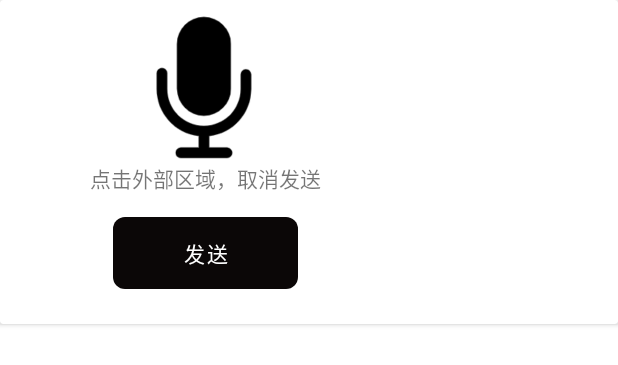
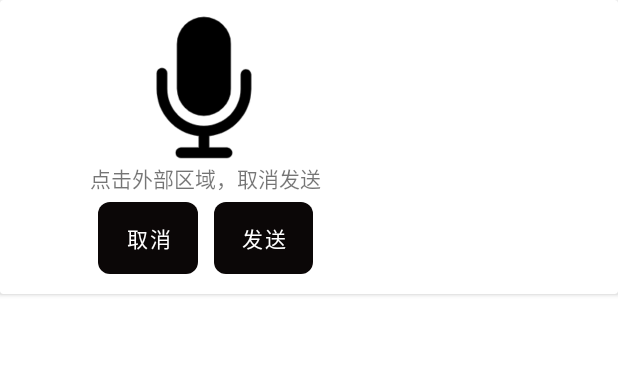
Before and after one commit to yang-datong/TerLoad-ff_face_detection, an Android app: the layout microphone_dialog.xml on its own in the app's theme, with its tools: preview values and no code run, on a phone screen of 412 x 824 dp. Shown: the top 365 px of the screen. Run offline under Robolectric (Android 15) with nearby library versions, the phone set to English and light mode, and no system bars; plain views replace QMUIAlphaButton.

Commit message:
完成语音录制时动画

```diff
--- /dev/null
+++ b/app/src/main/res/drawable/yuying_animation.xml
@@ -0,0 +1,23 @@
+<?xml version="1.0" encoding="utf-8"?>
+<animation-list xmlns:android="http://schemas.android.com/apk/res/android"
+    android:id="@+id/animation"
+    android:oneshot="false">
+    <item
+        android:drawable="@drawable/yuying"
+        android:duration="300" />
+    <item
+        android:drawable="@drawable/yuying1"
+        android:duration="300" />
+    <item
+        android:drawable="@drawable/yuying2"
+        android:duration="300" />
+    <item
+        android:drawable="@drawable/yuying3"
+        android:duration="300" />
+    <item
+        android:drawable="@drawable/yuying4"
+        android:duration="300" />
+    <item
+        android:drawable="@drawable/yuying5"
+        android:duration="300" />
+</animation-list>
--- a/app/src/main/res/layout/microphone_dialog.xml
+++ b/app/src/main/res/layout/microphone_dialog.xml
@@ -17,7 +17,7 @@
             android:layout_width="100dp"
             android:layout_height="100dp"
             android:layout_gravity="center"
-            app:srcCompat="@drawable/yuying" />
+            app:srcCompat="@drawable/yuying_animation" />
 
         <TextView
             android:id="@+id/textView15"
@@ -35,16 +35,18 @@
                 android:id="@+id/button6"
                 android:layout_width="wrap_content"
                 android:layout_height="wrap_content"
+                android:layout_margin="5dp"
                 android:layout_weight="1"
-                android:background="#0C0C0C"
+                android:background="@drawable/border"
+                android:backgroundTint="@color/black"
                 android:text="取消"
-                android:visibility="gone" />
+                android:textColor="@color/white" />
 
             <com.qmuiteam.qmui.alpha.QMUIAlphaButton
                 android:id="@+id/button5"
                 android:layout_width="wrap_content"
                 android:layout_height="wrap_content"
-                android:layout_margin="15dp"
+                android:layout_margin="5dp"
                 android:layout_weight="1"
                 android:background="@drawable/border"
                 android:backgroundTint="@color/black"
```
Also changed, not shown: app/src/main/java/com/rl/ff_face_detection_terload/ui/activity/ChatActivity.kt (+15 -0 lines), app/src/main/java/com/rl/ff_face_detection_terload/widget/MicrophoneDialog.kt (+15 -2 lines), app/src/main/res/drawable/yuying1.png (added), app/src/main/res/drawable/yuying2.png (added), app/src/main/res/drawable/yuying3.png (added), app/src/main/res/drawable/yuying4.png (added), app/src/main/res/drawable/yuying5.png (added).
